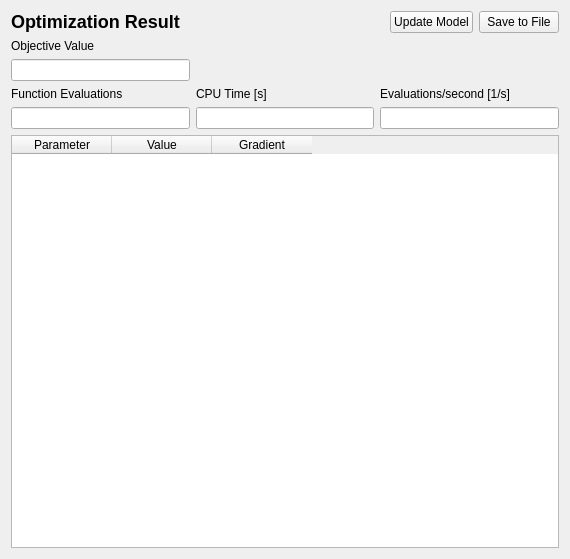
Before: the Qt Designer form copasi/UI/CQOptimizationResult.ui in copasi/COPASI, drawn with Qt 5.
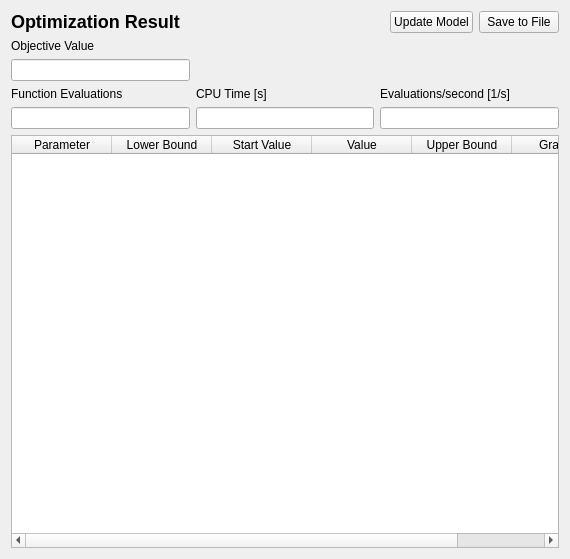
After: the same form once the commit is applied. Custom widgets are drawn as their Qt base class.

Commit message: add boundaries to optimization result table

```diff
--- a/copasi/UI/CQOptimizationResult.ui
+++ b/copasi/UI/CQOptimizationResult.ui
@@ -151,11 +151,26 @@
        <string>Parameter</string>
       </property>
      </column>
+     <column>
+      <property name="text">
+       <string>Lower Bound</string>
+      </property>
+     </column>
+     <column>
+      <property name="text">
+       <string>Start Value</string>
+      </property>
+     </column>
      <column>
       <property name="text">
        <string>Value</string>
       </property>
      </column>
+     <column>
+      <property name="text">
+       <string>Upper Bound</string>
+      </property>
+     </column>
      <column>
       <property name="text">
        <string>Gradient</string>
```
Left out of the diff: 8 changed lines with no effect on the pictures. The commit also changes 1 other file.
